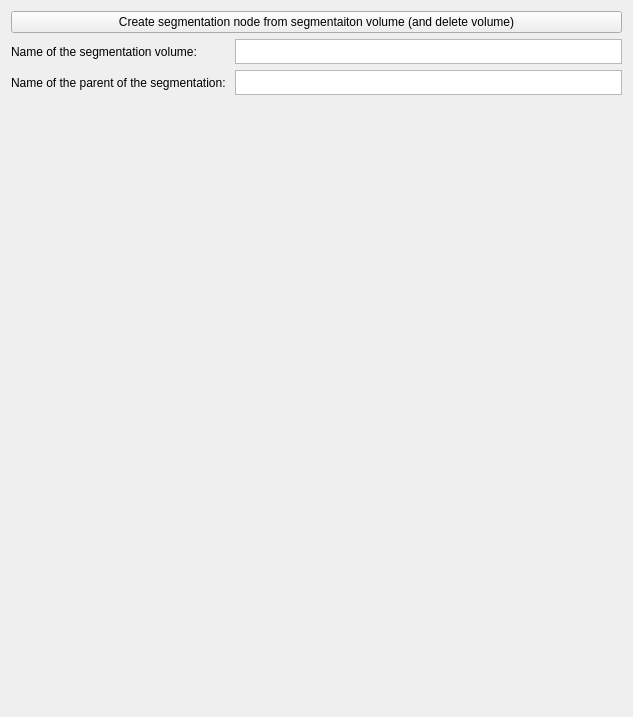
This is CreateSegmentation/CreateSegmentation/Resources/UI/CreateSegmentation.ui in koegl/mthesis-datasets as Qt 5 draws it before an edit. The edited form follows.
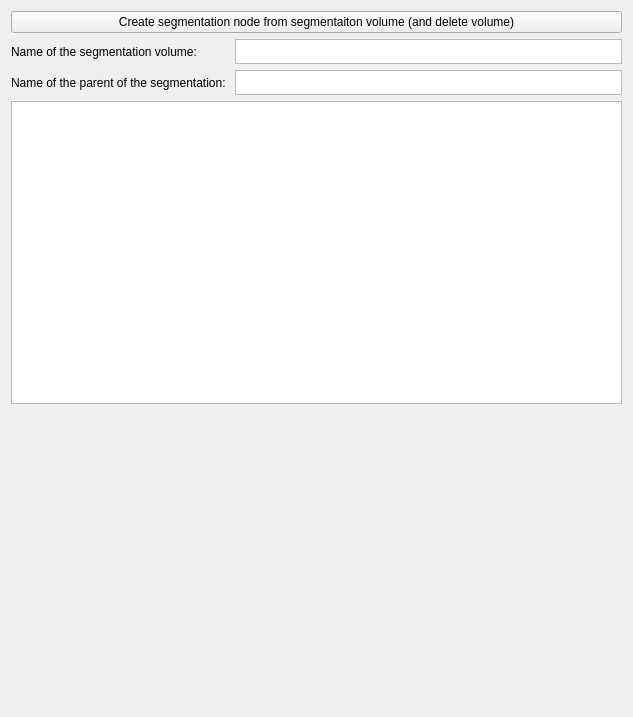
This is the edited form. Custom widgets are drawn as their Qt base class.

Commit message: added hierarchy tree- not yet populated

Patch:
```diff
--- a/CreateSegmentation/CreateSegmentation/Resources/UI/CreateSegmentation.ui
+++ b/CreateSegmentation/CreateSegmentation/Resources/UI/CreateSegmentation.ui
@@ -62,6 +62,9 @@
      </item>
     </layout>
    </item>
+   <item>
+    <widget class="qMRMLSubjectHierarchyTreeView" name="SubjectHierarchyTreeView"/>
+   </item>
    <item>
     <spacer name="verticalSpacer">
      <property name="orientation">
@@ -84,6 +87,11 @@
    <header>qMRMLWidget.h</header>
    <container>1</container>
   </customwidget>
+  <customwidget>
+   <class>qMRMLSubjectHierarchyTreeView</class>
+   <extends>QTreeView</extends>
+   <header>qMRMLSubjectHierarchyTreeView.h</header>
+  </customwidget>
  </customwidgets>
  <resources/>
  <connections/>
```
